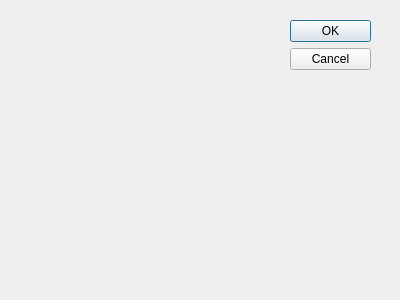
This is master/settingswindow.ui in fabian727/MqttAmbi as Qt 5 draws it before an edit. The edited form follows.
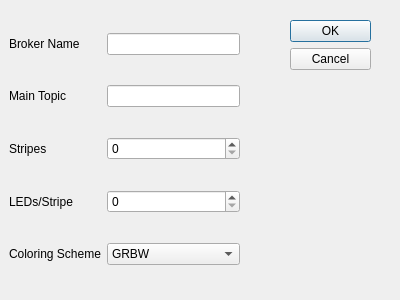
This is the edited form.

Commit message: +added more settingswindow -+ optimized background algorithm for AmbiLight

```diff
--- a/master/settingswindow.ui
+++ b/master/settingswindow.ui
@@ -31,6 +31,86 @@
     <set>QDialogButtonBox::Cancel|QDialogButtonBox::Ok</set>
    </property>
   </widget>
+  <widget class="QWidget" name="gridLayoutWidget">
+   <property name="geometry">
+    <rect>
+     <x>9</x>
+     <y>9</y>
+     <width>231</width>
+     <height>281</height>
+    </rect>
+   </property>
+   <layout class="QGridLayout" name="gridLayout">
+    <item row="3" column="1">
+     <widget class="QSpinBox" name="leds"/>
+    </item>
+    <item row="0" column="0">
+     <widget class="QLabel" name="label_broker">
+      <property name="text">
+       <string>Broker Name</string>
+      </property>
+     </widget>
+    </item>
+    <item row="1" column="1">
+     <widget class="QLineEdit" name="topic"/>
+    </item>
+    <item row="2" column="0">
+     <widget class="QLabel" name="label_stripes">
+      <property name="text">
+       <string>Stripes</string>
+      </property>
+     </widget>
+    </item>
+    <item row="1" column="0">
+     <widget class="QLabel" name="label_topic">
+      <property name="text">
+       <string>Main Topic</string>
+      </property>
+     </widget>
+    </item>
+    <item row="4" column="1">
+     <widget class="QComboBox" name="scheme">
+      <item>
+       <property name="text">
+        <string>GRBW</string>
+       </property>
+      </item>
+     </widget>
+    </item>
+    <item row="4" column="0">
+     <widget class="QLabel" name="label_scheme">
+      <property name="text">
+       <string>Coloring Scheme</string>
+      </property>
+     </widget>
+    </item>
+    <item row="3" column="0">
+     <widget class="QLabel" name="label_leds">
+      <property name="text">
+       <string>LEDs/Stripe</string>
+      </property>
+     </widget>
+    </item>
+    <item row="2" column="1">
+     <widget class="QSpinBox" name="stripes"/>
+    </item>
+    <item row="0" column="1">
+     <widget class="QLineEdit" name="broker"/>
+    </item>
+   </layout>
+   <zorder>label_stripes</zorder>
+   <zorder>label_scheme</zorder>
+   <zorder>label_leds</zorder>
+   <zorder>label_broker</zorder>
+   <zorder>label_topic</zorder>
+   <zorder>scheme</zorder>
+   <zorder>leds</zorder>
+   <zorder>stripes</zorder>
+   <zorder>topic</zorder>
+   <zorder>broker</zorder>
+  </widget>
+  <zorder>gridLayoutWidget</zorder>
+  <zorder>buttonBox</zorder>
  </widget>
  <pixmapfunction/>
  <resources/>
```
Left out of the diff: 16 changed lines with no effect on the pictures. The commit also changes 15 other files.
